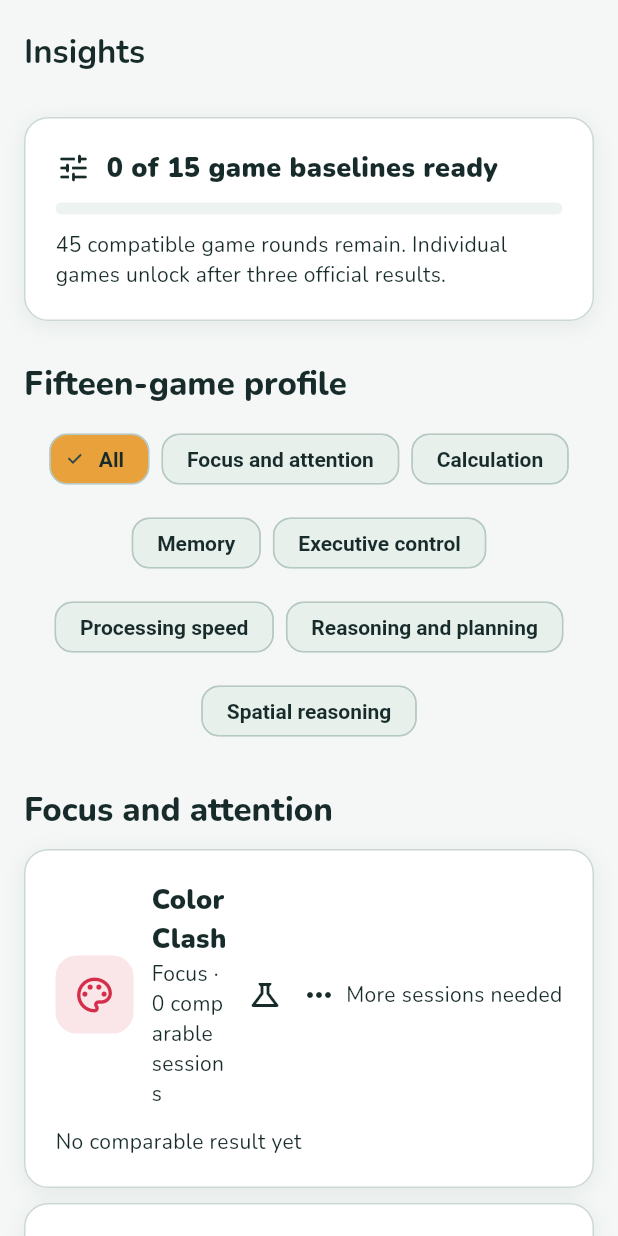
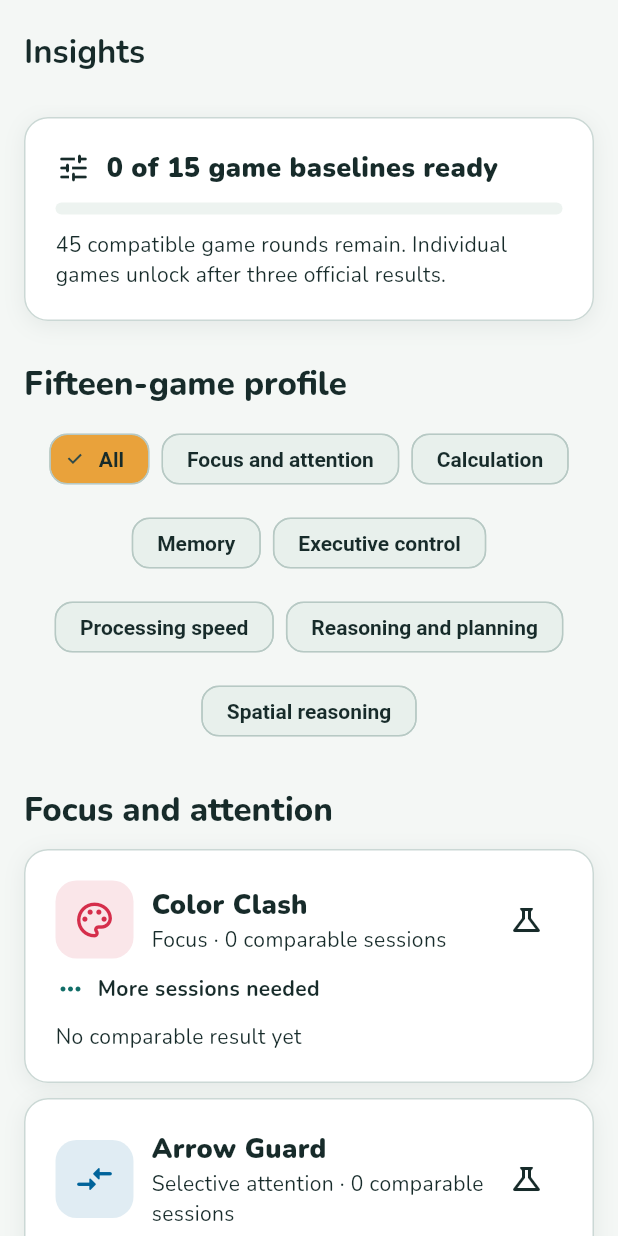
Before and after one commit to ashiqe-bts/brain, a Flutter app: the ProgressScreen screen opened directly, on a phone screen of 412 x 824 dp. Run offline on Flutter 3.47's test engine with Material 3 defaults, Android fonts, the phone set to English and light mode, and no system bars; our stand-ins replace drift, drift_flutter, equatable, flutter_bloc, flutter_local_notifications, timezone; accounts and stored records are empty; generated files the repository leaves out were written again.

Commit message:
fix: polish responsive calm focus experience

```diff
--- a/lib/features/games/game_screen.dart
+++ b/lib/features/games/game_screen.dart
@@ -512,7 +512,7 @@ class _GameScreenState extends State<GameScreen> with WidgetsBindingObserver {
                 _startTimer();
               }
             },
-            child: const Text('RESUME'),
+            child: const Text('Resume'),
           ),
         ],
       ),
@@ -774,11 +774,11 @@ class _GameScreenState extends State<GameScreen> with WidgetsBindingObserver {
         actions: [
           TextButton(
             onPressed: () => Navigator.pop(context, false),
-            child: const Text('STAY'),
+            child: const Text('Stay'),
           ),
           FilledButton(
             onPressed: () => Navigator.pop(context, true),
-            child: const Text('LEAVE'),
+            child: const Text('Leave'),
           ),
         ],
       ),
--- a/lib/features/games/game_tutorial_screen.dart
+++ b/lib/features/games/game_tutorial_screen.dart
@@ -11,7 +11,7 @@ class GameTutorialScreen extends StatefulWidget {
   const GameTutorialScreen({
     super.key,
     required this.type,
-    this.completionActionLabel = 'START PLAYING',
+    this.completionActionLabel = 'Start playing',
   });
 
   final GameType type;
--- a/lib/features/games/research_game_screen.dart
+++ b/lib/features/games/research_game_screen.dart
@@ -451,7 +451,7 @@ class _ResearchGameScreenState extends State<ResearchGameScreen>
         const SizedBox(height: 16),
         Text('Paused', style: Theme.of(context).textTheme.headlineSmall),
         const SizedBox(height: 16),
-        FilledButton(onPressed: _resume, child: const Text('RESUME')),
+        FilledButton(onPressed: _resume, child: const Text('Resume')),
       ],
     ),
   );
@@ -524,11 +524,11 @@ class _ResearchGameScreenState extends State<ResearchGameScreen>
         actions: [
           TextButton(
             onPressed: () => Navigator.pop(dialogContext, false),
-            child: const Text('KEEP PLAYING'),
+            child: const Text('Keep playing'),
           ),
           TextButton(
             onPressed: () => Navigator.pop(dialogContext, true),
-            child: const Text('LEAVE'),
+            child: const Text('Leave'),
           ),
         ],
       ),
--- a/lib/features/progress/progress_screen.dart
+++ b/lib/features/progress/progress_screen.dart
@@ -199,9 +199,19 @@ class _ProgressScreenState extends State<ProgressScreen> {
                   onPressed: () => showResearchBasisSheet(context, game),
                   icon: const Icon(Icons.science_outlined),
                 ),
-                Icon(icon),
-                const SizedBox(width: 6),
-                Text(label),
+              ],
+            ),
+            const SizedBox(height: 10),
+            Row(
+              children: [
+                Icon(icon, size: 20, color: context.brain.primary),
+                const SizedBox(width: 8),
+                Expanded(
+                  child: Text(
+                    label,
+                    style: const TextStyle(fontWeight: FontWeight.w700),
+                  ),
+                ),
               ],
             ),
             const SizedBox(height: 12),
--- a/pubspec.yaml
+++ b/pubspec.yaml
@@ -1,5 +1,5 @@
 name: brainflex
-description: "BrainFlex — a playful, offline-first daily brain trainer."
+description: "BrainFlex — a calm, offline-first personal cognitive trainer."
 # The following line prevents the package from being accidentally published to
 # pub.dev using `flutter pub publish`. This is preferred for private packages.
 publish_to: 'none' # Remove this line if you wish to publish to pub.dev
```
Also changed, not shown: 6 other files.
